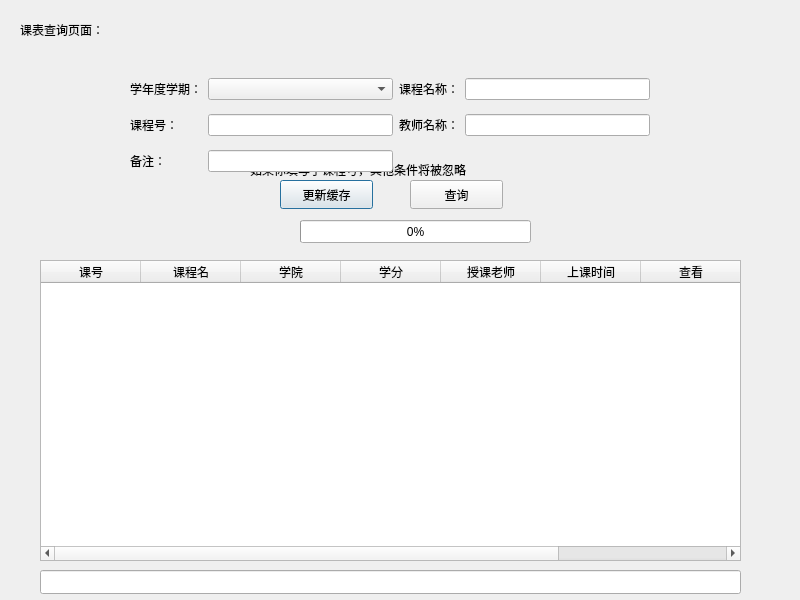
Before: the Qt Designer form frontend/coursequerypage.ui in 000lbh/PKUHelperAgain, drawn with Qt 5.
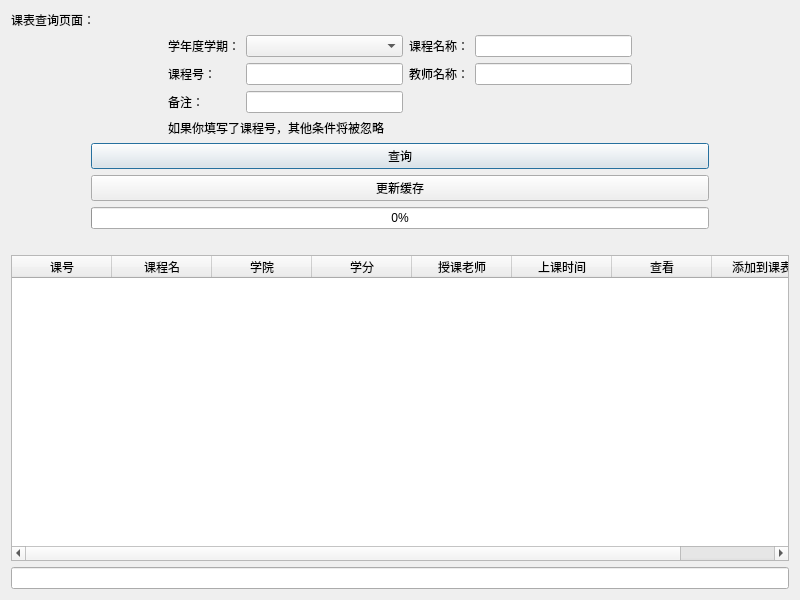
After: the same form once the commit is applied. Icons and pictures are not drawn.

Commit message: upd: change ui of course query page

```diff
--- a/frontend/coursequerypage.ui
+++ b/frontend/coursequerypage.ui
@@ -17,67 +17,175 @@
    <iconset resource="../res.qrc">
     <normaloff>:/favicon.png</normaloff>:/favicon.png</iconset>
   </property>
+  <layout class="QVBoxLayout" name="verticalLayout">
+   <item>
   <widget class="QLabel" name="label">
-   <property name="geometry">
-    <rect>
-     <x>20</x>
-     <y>20</y>
-     <width>201</width>
-     <height>20</height>
-    </rect>
-   </property>
    <property name="text">
     <string>课表查询页面：</string>
    </property>
   </widget>
+   </item>
+   <item>
+    <layout class="QGridLayout" name="gridLayout">
+     <item row="0" column="4">
+      <widget class="QLineEdit" name="kcmcEdit"/>
+     </item>
+     <item row="1" column="2">
+      <widget class="QLineEdit" name="kchEdit"/>
+     </item>
+     <item row="1" column="1">
+      <widget class="QLabel" name="label_4">
+       <property name="text">
+        <string>课程号：</string>
+       </property>
+      </widget>
+     </item>
+     <item row="0" column="2">
+      <widget class="QComboBox" name="xndxqEdit">
+       <property name="currentText">
+        <string/>
+       </property>
+      </widget>
+     </item>
+     <item row="2" column="2">
+      <widget class="QLineEdit" name="remarkEdit"/>
+     </item>
+     <item row="0" column="1">
+      <widget class="QLabel" name="label_2">
+       <property name="text">
+        <string>学年度学期：</string>
+       </property>
+      </widget>
+     </item>
+     <item row="1" column="3">
+      <widget class="QLabel" name="label_5">
+       <property name="text">
+        <string>教师名称：</string>
+       </property>
+      </widget>
+     </item>
+     <item row="2" column="1">
+      <widget class="QLabel" name="label_6">
+       <property name="text">
+        <string>备注：</string>
+       </property>
+      </widget>
+     </item>
+     <item row="0" column="3">
+      <widget class="QLabel" name="label_3">
+       <property name="text">
+        <string>课程名称：</string>
+       </property>
+      </widget>
+     </item>
+     <item row="1" column="0">
+      <spacer name="horizontalSpacer">
+       <property name="orientation">
+        <enum>Qt::Orientation::Horizontal</enum>
+       </property>
+       <property name="sizeHint" stdset="0">
+        <size>
+         <width>40</width>
+         <height>20</height>
+        </size>
+       </property>
+      </spacer>
+     </item>
+     <item row="1" column="5">
+      <spacer name="horizontalSpacer_2">
+       <property name="orientation">
+        <enum>Qt::Orientation::Horizontal</enum>
+       </property>
+       <property name="sizeHint" stdset="0">
+        <size>
+         <width>40</width>
+         <height>20</height>
+        </size>
+       </property>
+      </spacer>
+     </item>
+     <item row="1" column="4">
+      <widget class="QLineEdit" name="jsmcEdit"/>
+     </item>
+     <item row="3" column="1" colspan="4">
+      <widget class="QLabel" name="label_7">
+       <property name="text">
+        <string>如果你填写了课程号，其他条件将被忽略</string>
+       </property>
+      </widget>
+     </item>
+    </layout>
+   </item>
+   <item>
+    <layout class="QHBoxLayout" name="horizontalLayout_3">
+     <item>
+      <spacer name="horizontalSpacer_3">
+       <property name="orientation">
+        <enum>Qt::Orientation::Horizontal</enum>
+       </property>
+       <property name="sizeType">
+        <enum>QSizePolicy::Policy::Preferred</enum>
+       </property>
+       <property name="sizeHint" stdset="0">
+        <size>
+         <width>80</width>
+         <height>20</height>
+        </size>
+       </property>
+      </spacer>
+     </item>
+     <item>
+      <layout class="QVBoxLayout" name="verticalLayout_3">
+       <item>
+        <widget class="QPushButton" name="queryButton">
+         <property name="text">
+          <string>查询</string>
+         </property>
+        </widget>
+       </item>
+       <item>
   <widget class="QPushButton" name="updateButton">
-   <property name="geometry">
-    <rect>
-     <x>280</x>
-     <y>180</y>
-     <width>93</width>
-     <height>29</height>
-    </rect>
-   </property>
    <property name="text">
     <string>更新缓存</string>
    </property>
   </widget>
-  <widget class="QLabel" name="rsult_overview">
-   <property name="geometry">
-    <rect>
-     <x>50</x>
-     <y>240</y>
-     <width>671</width>
-     <height>20</height>
-    </rect>
-   </property>
-   <property name="text">
-    <string/>
-   </property>
-  </widget>
+       </item>
+       <item>
   <widget class="QProgressBar" name="progressBar">
-   <property name="geometry">
-    <rect>
-     <x>300</x>
-     <y>220</y>
-     <width>231</width>
-     <height>23</height>
-    </rect>
-   </property>
    <property name="value">
     <number>0</number>
    </property>
   </widget>
+       </item>
+      </layout>
+     </item>
+     <item>
+      <spacer name="horizontalSpacer_4">
+       <property name="orientation">
+        <enum>Qt::Orientation::Horizontal</enum>
+       </property>
+       <property name="sizeType">
+        <enum>QSizePolicy::Policy::Preferred</enum>
+       </property>
+       <property name="sizeHint" stdset="0">
+        <size>
+         <width>80</width>
+         <height>20</height>
+        </size>
+       </property>
+      </spacer>
+     </item>
+    </layout>
+   </item>
+   <item>
+    <widget class="QLabel" name="rsult_overview">
+     <property name="text">
+      <string/>
+     </property>
+    </widget>
+   </item>
+   <item>
   <widget class="QTableWidget" name="courseTable">
-   <property name="geometry">
-    <rect>
-     <x>40</x>
-     <y>260</y>
-     <width>701</width>
-     <height>301</height>
-    </rect>
-   </property>
    <property name="sizeAdjustPolicy">
     <enum>QAbstractScrollArea::SizeAdjustPolicy::AdjustToContents</enum>
    </property>
@@ -134,111 +242,15 @@
     </property>
    </column>
   </widget>
-  <widget class="QPushButton" name="queryButton">
-   <property name="geometry">
-    <rect>
-     <x>410</x>
-     <y>180</y>
-     <width>93</width>
-     <height>29</height>
-    </rect>
-   </property>
-   <property name="text">
-    <string>查询</string>
-   </property>
-  </widget>
-  <widget class="QLabel" name="label_7">
-   <property name="geometry">
-    <rect>
-     <x>250</x>
-     <y>160</y>
-     <width>401</width>
-     <height>20</height>
-    </rect>
-   </property>
-   <property name="text">
-    <string>如果你填写了课程号，其他条件将被忽略</string>
-   </property>
-  </widget>
-  <widget class="QWidget" name="layoutWidget">
-   <property name="geometry">
-    <rect>
-     <x>130</x>
-     <y>70</y>
-     <width>520</width>
-     <height>110</height>
-    </rect>
-   </property>
-   <layout class="QGridLayout" name="gridLayout">
-    <item row="0" column="0">
-     <widget class="QLabel" name="label_2">
-      <property name="text">
-       <string>学年度学期：</string>
-      </property>
-     </widget>
-    </item>
-    <item row="0" column="3">
-     <widget class="QLineEdit" name="kcmcEdit"/>
-    </item>
-    <item row="0" column="2">
-     <widget class="QLabel" name="label_3">
-      <property name="text">
-       <string>课程名称：</string>
-      </property>
-     </widget>
-    </item>
-    <item row="1" column="0">
-     <widget class="QLabel" name="label_4">
-      <property name="text">
-       <string>课程号：</string>
-      </property>
-     </widget>
-    </item>
-    <item row="1" column="3">
-     <widget class="QLineEdit" name="jsmcEdit"/>
-    </item>
-    <item row="0" column="1">
-     <widget class="QComboBox" name="xndxqEdit">
-      <property name="currentText">
-       <string/>
-      </property>
-     </widget>
-    </item>
-    <item row="1" column="2">
-     <widget class="QLabel" name="label_5">
-      <property name="text">
-       <string>教师名称：</string>
-      </property>
-     </widget>
-    </item>
-    <item row="1" column="1">
-     <widget class="QLineEdit" name="kchEdit"/>
-    </item>
-    <item row="2" column="0">
-     <widget class="QLabel" name="label_6">
-      <property name="text">
-       <string>备注：</string>
-      </property>
-     </widget>
-    </item>
-    <item row="2" column="1">
-     <widget class="QLineEdit" name="remarkEdit"/>
-    </item>
-   </layout>
-  </widget>
+   </item>
+   <item>
   <widget class="QLineEdit" name="tableHintEdit">
-   <property name="geometry">
-    <rect>
-     <x>40</x>
-     <y>570</y>
-     <width>701</width>
-     <height>24</height>
-    </rect>
-   </property>
    <property name="readOnly">
     <bool>true</bool>
    </property>
   </widget>
+   </item>
+  </layout>
  </widget>
  <resources>
   <include location="../res.qrc"/>
```
Lines whose indentation alone changed are shown as unchanged.
